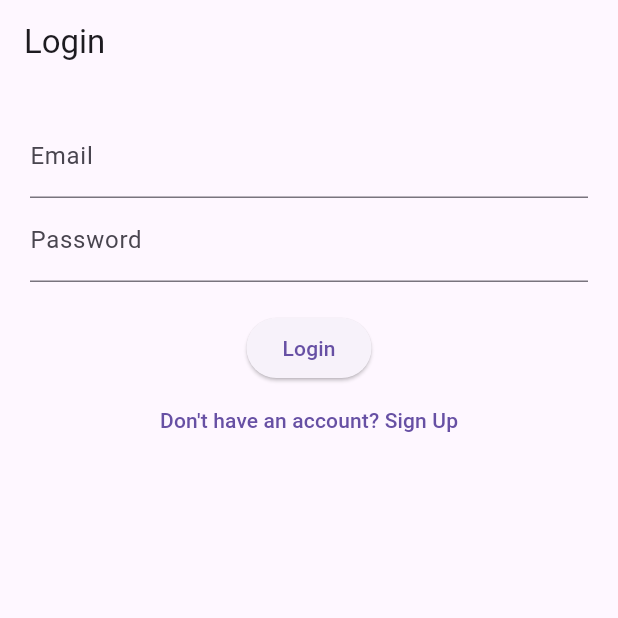
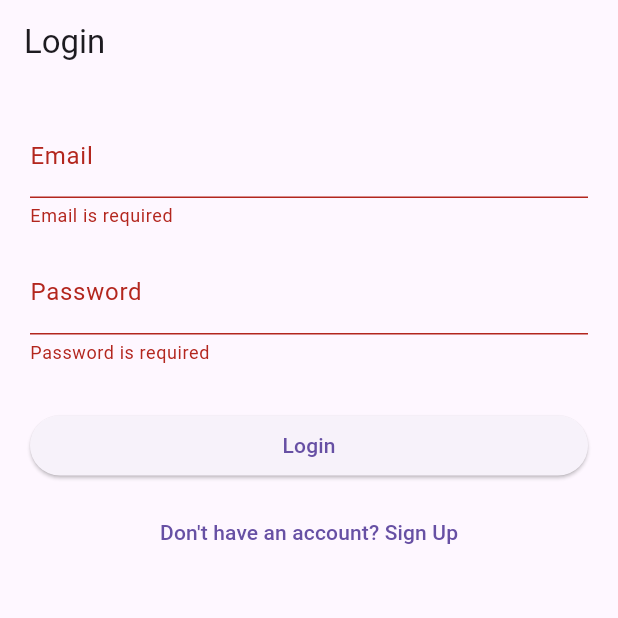
Before and after one commit to Nyura-31/AniCareTrack---Peace-of-Mind-in-Every-Update, a Flutter app: the screen it shows after launch, after a tap on "Login", on a phone screen of 412 x 824 dp, the top half of it. Run offline on Flutter 3.47's test engine with Material 3 defaults, Android fonts, the phone set to English and light mode, and no system bars; our stand-ins replace cloud_firestore, firebase_auth, firebase_core; accounts and stored records are empty.

Commit message:
Added validation, error handling, snackbars, auto-login, logout

```diff
--- a/anicaretrack/lib/features/auth/screens/login_screen.dart
+++ b/anicaretrack/lib/features/auth/screens/login_screen.dart
@@ -10,9 +10,51 @@ class LoginScreen extends StatefulWidget {
 }
 
 class _LoginScreenState extends State<LoginScreen> {
+  final _formKey = GlobalKey<FormState>();
+
   final _emailController = TextEditingController();
   final _passwordController = TextEditingController();
+
   final AuthService _authService = AuthService();
+  bool _isLoading = false;
+
+  @override
+  void dispose() {
+    _emailController.dispose();
+    _passwordController.dispose();
+    super.dispose();
+  }
+
+  Future<void> _handleLogin() async {
+    if (!_formKey.currentState!.validate()) return;
+
+    setState(() => _isLoading = true);
+
+    try {
+      final error = await _authService.login(
+        email: _emailController.text.trim(),
+        password: _passwordController.text.trim(),
+      );
+
+      if (!mounted) return;
+
+      if (error != null) {
+        ScaffoldMessenger.of(context).showSnackBar(
+          SnackBar(content: Text(error)),
+        );
+      }
+    } catch (e) {
+      if (!mounted) return;
+
+      ScaffoldMessenger.of(context).showSnackBar(
+        SnackBar(content: Text("Something went wrong: $e")),
+      );
+    }
+
+    if (mounted) {
+      setState(() => _isLoading = false);
+    }
+  }
 
   @override
   Widget build(BuildContext context) {
@@ -20,31 +62,64 @@ class _LoginScreenState extends State<LoginScreen> {
       appBar: AppBar(title: const Text("Login")),
       body: Padding(
         padding: const EdgeInsets.all(20),
+        child: Form(
+          key: _formKey,
           child: Column(
             children: [
-            TextField(
+              TextFormField(
                 controller: _emailController,
                 decoration: const InputDecoration(labelText: "Email"),
+                keyboardType: TextInputType.emailAddress,
+                validator: (value) {
+                  if (value == null || value.trim().isEmpty) {
+                    return "Email is required";
+                  }
+                  if (!value.contains('@')) {
+                    return "Enter a valid email";
+                  }
+                  return null;
+                },
               ),
-            TextField(
+              const SizedBox(height: 15),
+              TextFormField(
                 controller: _passwordController,
                 decoration: const InputDecoration(labelText: "Password"),
                 obscureText: true,
+                validator: (value) {
+                  if (value == null || value.isEmpty) {
+                    return "Password is required";
+                  }
+                  if (value.length < 6) {
+                    return "Password must be at least 6 characters";
+                  }
+                  return null;
+                },
               ),
-            const SizedBox(height: 20),
+              const SizedBox(height: 30),
 
-            ElevatedButton(
-              onPressed: () async {
-                await _authService.login(
-                  email: _emailController.text.trim(),
-                  password: _passwordController.text.trim(),
-                );
-              },
-              child: const Text("Login"),
+              SizedBox(
+                width: double.infinity,
+                child: ElevatedButton(
+                  onPressed: _isLoading ? null : _handleLogin,
+                  child: _isLoading
+                      ? const SizedBox(
+                          height: 20,
+                          width: 20,
+                          child: CircularProgressIndicator(
+                            strokeWidth: 2,
+                            color: Colors.white,
+                          ),
+                        )
+                      : const Text("Login"),
+                ),
               ),
 
+              const SizedBox(height: 10),
+
               TextButton(
-              onPressed: () {
+                onPressed: _isLoading
+                    ? null
+                    : () {
                         Navigator.push(
                           context,
                           MaterialPageRoute(
@@ -57,6 +132,7 @@ class _LoginScreenState extends State<LoginScreen> {
             ],
           ),
         ),
+      ),
     );
   }
 }
--- a/anicaretrack/lib/main.dart
+++ b/anicaretrack/lib/main.dart
@@ -10,6 +10,7 @@ void main() async {
   await Firebase.initializeApp(
     options: DefaultFirebaseOptions.currentPlatform,
   );
+  await FirebaseAuth.instance.setPersistence(Persistence.LOCAL);
   runApp(const MyApp());
 }
 
--- a/anicaretrack/lib/services/auth_service.dart
+++ b/anicaretrack/lib/services/auth_service.dart
@@ -5,11 +5,12 @@ class AuthService {
   final FirebaseAuth _auth = FirebaseAuth.instance;
   final FirebaseFirestore _firestore = FirebaseFirestore.instance;
 
-  Future<User?> signUp({
+  Future<String?> signUp({
     required String email,
     required String password,
     required String role,
   }) async {
+    try {
       final credential = await _auth.createUserWithEmailAndPassword(
         email: email,
         password: password,
@@ -21,18 +22,37 @@ class AuthService {
         'createdAt': Timestamp.now(),
       });
 
-    return credential.user;
+      return null; // success
+    } on FirebaseAuthException catch (e) {
+      if (e.code == 'email-already-in-use') {
+        return "Email already in use.";
+      } else if (e.code == 'weak-password') {
+        return "Password is too weak.";
+      } else {
+        return "Something went wrong.";
+      }
+    }
   }
 
-  Future<User?> login({
+  Future<String?> login({
     required String email,
     required String password,
   }) async {
-    final credential = await _auth.signInWithEmailAndPassword(
+    try {
+      await _auth.signInWithEmailAndPassword(
         email: email,
         password: password,
       );
-    return credential.user;
+      return null; // success
+    } on FirebaseAuthException catch (e) {
+      if (e.code == 'user-not-found') {
+        return "No user found for that email.";
+      } else if (e.code == 'wrong-password') {
+        return "Wrong password.";
+      } else {
+        return "Invalid credentials.";
+      }
+    }
   }
 
   Future<void> logout() async {
```
Also changed, not shown: anicaretrack/lib/features/auth/screens/signup_screen.dart (+92 -13 lines). Lines whose indentation alone changed are shown as unchanged.
